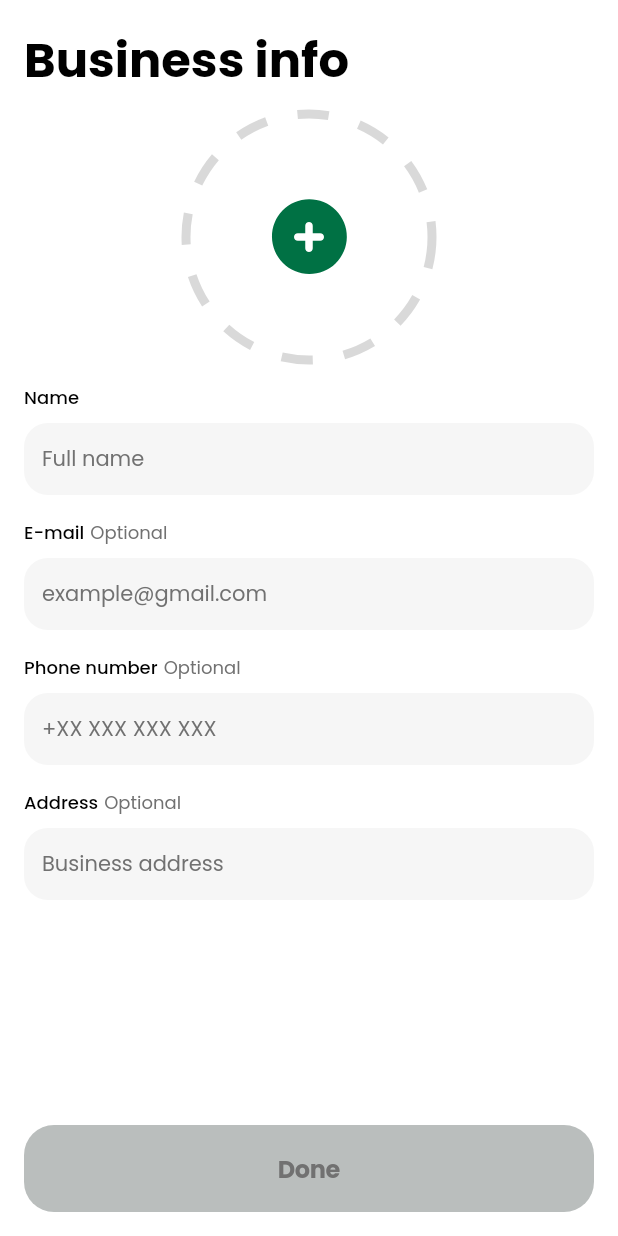
After one commit to kent0505/invoice-x-main, a Flutter app: the BusinessInfoScreen screen opened by its route, on a phone screen of 412 x 824 dp. The commit adds this screen. Run offline on Flutter 3.47's test engine with Material 3 defaults, Android fonts, the phone set to English and light mode, and no system bars; drawn by our look-alikes of dotted_border; our stand-ins replace connectivity_plus, flutter_bloc, flutter_contacts, flutter_svg, go_router, image_picker and 8 more; missing offline and left inert: purchases_flutter, purchases_ui_flutter; accounts and stored records are empty; project files that could hold a hidden picture were left out.

Commit message:
first business

```diff
--- a/lib/src/core/widgets/image_widget.dart
+++ b/lib/src/core/widgets/image_widget.dart
@@ -28,7 +28,7 @@ class ImageWidget extends StatelessWidget {
   final int? cacheWidth;
   final int? cacheHeight;
 
-  Widget errorBuilder(
+  static Widget errorBuilder(
     BuildContext context,
     Object error,
     StackTrace? stackTrace,
@@ -38,7 +38,7 @@ class ImageWidget extends StatelessWidget {
     return const SizedBox();
   }
 
-  Widget frameBuilder(
+  static Widget frameBuilder(
     BuildContext context,
     Widget child,
     int? frame,
--- a/lib/src/features/business/bloc/business_bloc.dart
+++ b/lib/src/features/business/bloc/business_bloc.dart
@@ -5,15 +5,17 @@ import '../data/business_repository.dart';
 import '../models/business.dart';
 
 part 'business_event.dart';
+part 'business_state.dart';
 
-class BusinessBloc extends Bloc<BusinessEvent, List<Business>> {
+class BusinessBloc extends Bloc<BusinessEvent, BusinessState> {
   final BusinessRepository _repository;
 
   BusinessBloc({required BusinessRepository repository})
       : _repository = repository,
-        super([]) {
+        super(BusinessState()) {
     on<BusinessEvent>(
       (event, emit) => switch (event) {
+        SetDefaultBusiness() => _setDefaultBusiness(event, emit),
         GetBusiness() => _getBusiness(event, emit),
         AddBusiness() => _addBusiness(event, emit),
         EditBusiness() => _editBusiness(event, emit),
@@ -22,35 +24,65 @@ class BusinessBloc extends Bloc<BusinessEvent, List<Business>> {
     );
   }
 
+  void _setDefaultBusiness(
+    SetDefaultBusiness event,
+    Emitter<BusinessState> emit,
+  ) async {
+    emit(state.copyWith(defaultBusiness: event.business));
+  }
+
   void _getBusiness(
     GetBusiness event,
-    Emitter<List<Business>> emit,
+    Emitter<BusinessState> emit,
   ) async {
+    if (!state.loading) {
+      emit(state.copyWith(loading: true));
+    }
+
     final businesses = await _repository.getBusiness();
-    emit(businesses);
+
+    emit(state.copyWith(
+      businesses: businesses,
+      loading: false,
+    ));
   }
 
   void _addBusiness(
     AddBusiness event,
-    Emitter<List<Business>> emit,
+    Emitter<BusinessState> emit,
   ) async {
-    await _repository.addBusiness(event.business);
+    emit(state.copyWith(loading: true));
+
+    final business = event.business;
+
+    await _repository.addBusiness(business);
+
+    if (state.businesses.isEmpty) {
+      add(SetDefaultBusiness(business: business));
+    }
+
     add(GetBusiness());
   }
 
   void _editBusiness(
     EditBusiness event,
-    Emitter<List<Business>> emit,
+    Emitter<BusinessState> emit,
   ) async {
+    emit(state.copyWith(loading: true));
+
     await _repository.editBusiness(event.business);
+
     add(GetBusiness());
   }
 
   void _deleteBusiness(
     DeleteBusiness event,
-    Emitter<List<Business>> emit,
+    Emitter<BusinessState> emit,
   ) async {
+    emit(state.copyWith(loading: true));
+
     await _repository.deleteBusiness(event.business);
+
     add(GetBusiness());
   }
 }
--- a/lib/src/features/business/bloc/business_event.dart
+++ b/lib/src/features/business/bloc/business_event.dart
@@ -2,6 +2,12 @@ part of 'business_bloc.dart';
 
 @immutable
 sealed class BusinessEvent {}
+
+final class SetDefaultBusiness extends BusinessEvent {
+  SetDefaultBusiness({required this.business});
+
+  final Business business;
+}
 
 final class GetBusiness extends BusinessEvent {}
 
--- /dev/null
+++ b/lib/src/features/business/bloc/business_state.dart
@@ -0,0 +1,25 @@
+part of 'business_bloc.dart';
+
+final class BusinessState {
+  BusinessState({
+    this.businesses = const[ ],
+    this.defaultBusiness,
+    this.loading = false,
+  });
+
+  final List<Business> businesses;
+  final Business? defaultBusiness;
+  final bool loading;
+
+  BusinessState copyWith({
+    List<Business>? businesses,
+    Business? defaultBusiness,
+    bool? loading,
+  }) {
+    return BusinessState(
+      businesses: businesses ?? this.businesses,
+      defaultBusiness: defaultBusiness ?? this.defaultBusiness,
+      loading: loading ?? this.loading,
+    );
+  }
+}
--- a/lib/src/features/business/models/business.dart
+++ b/lib/src/features/business/models/business.dart
@@ -2,25 +2,23 @@ class Business {
   Business({
     this.id = 0,
     required this.name,
-    required this.businessName,
+    required this.email,
+    required this.phone,
     required this.address,
-    required this.phone,
-    required this.email,
-    required this.bank,
-    required this.swift,
-    required this.iban,
-    required this.accountNo,
-    required this.vat,
-    required this.imageLogo,
-    required this.imageSignature,
+    this.bank = '',
+    this.swift = '',
+    this.iban = '',
+    this.accountNo = '',
+    this.vat = '',
+    this.imageLogo = '',
+    this.imageSignature = '',
   });
 
   int id;
   String name;
-  String businessName;
+  String email;
+  String phone;
   String address;
-  String phone;
-  String email;
   String bank;
   String swift;
   String iban;
@@ -32,10 +30,9 @@ class Business {
   Map<String, dynamic> toMap() {
     return {
       'name': name,
-      'businessName': businessName,
+      'email': email,
+      'phone': phone,
       'address': address,
-      'phone': phone,
-      'email': email,
       'bank': bank,
       'swift': swift,
       'iban': iban,
@@ -50,10 +47,9 @@ class Business {
     return Business(
       id: map['id'],
       name: map['name'],
-      businessName: map['businessName'],
+      email: map['email'],
+      phone: map['phone'],
       address: map['address'],
-      phone: map['phone'],
-      email: map['email'],
       bank: map['bank'],
       swift: map['swift'],
       iban: map['iban'],
@@ -69,10 +65,9 @@ class Business {
     CREATE TABLE IF NOT EXISTS $table (
       id INTEGER PRIMARY KEY AUTOINCREMENT,
       name TEXT,
-      businessName TEXT,
+      email TEXT,
+      phone TEXT,
       address TEXT,
-      phone TEXT,
-      email TEXT,
       bank TEXT,
       swift TEXT,
       iban TEXT,
--- a/lib/src/features/business/screens/create_business_screen.dart
+++ b/lib/src/features/business/screens/create_business_screen.dart
@@ -21,7 +21,6 @@ class CreateBusinessScreen extends StatefulWidget {
 
 class _CreateBusinessScreenState extends State<CreateBusinessScreen> {
   final nameController = TextEditingController();
-  final businessNameController = TextEditingController();
   final phoneController = TextEditingController();
   final emailController = TextEditingController();
   final addressController = TextEditingController();
@@ -63,7 +62,6 @@ class _CreateBusinessScreenState extends State<CreateBusinessScreen> {
   void onSave() {
     final business = Business(
       name: nameController.text,
-      businessName: businessNameController.text,
       phone: phoneController.text,
       email: emailController.text,
       address: addressController.text,
@@ -82,7 +80,6 @@ class _CreateBusinessScreenState extends State<CreateBusinessScreen> {
   @override
   void dispose() {
     nameController.dispose();
-    businessNameController.dispose();
     phoneController.dispose();
     emailController.dispose();
     addressController.dispose();
@@ -103,7 +100,6 @@ class _CreateBusinessScreenState extends State<CreateBusinessScreen> {
         file: file,
         signature: signature,
         nameController: nameController,
-        businessNameController: businessNameController,
         phoneController: phoneController,
         emailController: emailController,
         addressController: addressController,
--- a/lib/src/features/business/screens/edit_business_screen.dart
+++ b/lib/src/features/business/screens/edit_business_screen.dart
@@ -23,7 +23,6 @@ class EditBusinessScreen extends StatefulWidget {
 
 class _EditBusinessScreenState extends State<EditBusinessScreen> {
   final nameController = TextEditingController();
-  final businessNameController = TextEditingController();
   final phoneController = TextEditingController();
   final emailController = TextEditingController();
   final addressController = TextEditingController();
@@ -65,7 +64,6 @@ class _EditBusinessScreenState extends State<EditBusinessScreen> {
   void onEdit() {
     final business = widget.business;
     business.name = nameController.text;
-    business.businessName = businessNameController.text;
     business.phone = phoneController.text;
     business.email = emailController.text;
     business.address = addressController.text;
@@ -86,7 +84,6 @@ class _EditBusinessScreenState extends State<EditBusinessScreen> {
     file = XFile(widget.business.imageLogo);
     signature = widget.business.imageSignature;
     nameController.text = widget.business.name;
-    businessNameController.text = widget.business.businessName;
     phoneController.text = widget.business.phone;
     emailController.text = widget.business.email;
     addressController.text = widget.business.address;
@@ -100,7 +97,6 @@ class _EditBusinessScreenState extends State<EditBusinessScreen> {
   @override
   void dispose() {
     nameController.dispose();
-    businessNameController.dispose();
     phoneController.dispose();
     emailController.dispose();
     addressController.dispose();
@@ -121,7 +117,6 @@ class _EditBusinessScreenState extends State<EditBusinessScreen> {
         file: file,
         signature: signature,
         nameController: nameController,
-        businessNameController: businessNameController,
         phoneController: phoneController,
         emailController: emailController,
         addressController: addressController,
--- a/lib/src/features/business/widgets/business_body.dart
+++ b/lib/src/features/business/widgets/business_body.dart
@@ -14,7 +14,6 @@ class BusinessBody extends StatelessWidget {
     required this.file,
     required this.signature,
     required this.nameController,
-    required this.businessNameController,
     required this.phoneController,
     required this.emailController,
     required this.addressController,
@@ -33,7 +32,6 @@ class BusinessBody extends StatelessWidget {
   final XFile file;
   final String signature;
   final TextEditingController nameController;
-  final TextEditingController businessNameController;
   final TextEditingController phoneController;
   final TextEditingController emailController;
   final TextEditingController addressController;
--- a/lib/src/features/client/bloc/client_bloc.dart
+++ b/lib/src/features/client/bloc/client_bloc.dart
@@ -32,7 +32,11 @@ class ClientBloc extends Bloc<ClientEvent, ClientState> {
     }
 
     final clients = await _repository.getClients();
-    emit(state.copyWith(clients: clients.reversed.toList()));
+
+    emit(state.copyWith(
+      clients: clients.reversed.toList(),
+      loading: false,
+    ));
   }
 
   void _addClient(
--- a/lib/src/features/item/bloc/item_bloc.dart
+++ b/lib/src/features/item/bloc/item_bloc.dart
@@ -33,7 +33,11 @@ class ItemBloc extends Bloc<ItemEvent, ItemState> {
     }
 
     final items = await _repository.getItems();
-    emit(state.copyWith(items: items));
+
+    emit(state.copyWith(
+      items: items,
+      loading: false,
+    ));
   }
 
   void _addItem(
--- /dev/null
+++ b/lib/src/features/onboard/screens/business_info_screen.dart
@@ -0,0 +1,190 @@
+import 'dart:io';
+
+import 'package:flutter/material.dart';
+import 'package:flutter_bloc/flutter_bloc.dart';
+import 'package:go_router/go_router.dart';
+import 'package:dotted_border/dotted_border.dart';
+
+import '../../../core/constants.dart';
+import '../../../core/utils.dart';
+import '../../../core/widgets/button.dart';
+import '../../../core/widgets/field.dart';
+import '../../../core/widgets/image_widget.dart';
+import '../../../core/widgets/main_button.dart';
+import '../../../core/widgets/svg_widget.dart';
+import '../../../core/widgets/title_text.dart';
+import '../../business/bloc/business_bloc.dart';
+import '../../business/models/business.dart';
+import '../../home/screens/home_screen.dart';
+import '../data/onboard_repository.dart';
+
+class BusinessInfoScreen extends StatefulWidget {
+  const BusinessInfoScreen({super.key});
+
+  static const routePath = '/BusinessInfoScreen';
+
+  @override
+  State<BusinessInfoScreen> createState() => _BusinessInfoScreenState();
+}
+
+class _BusinessInfoScreenState extends State<BusinessInfoScreen> {
+  String imageLogo = '';
+
+  final nameController = TextEditingController();
+  final emailController = TextEditingController();
+  final phoneController = TextEditingController();
+  final addressController = TextEditingController();
+
+  bool active = false;
+
+  void onPickImage() async {
+    final file = await pickImage();
+    setState(() {
+      imageLogo = file.path;
+    });
+  }
+
+  void onSave() async {
+    final business = Business(
+      imageLogo: imageLogo,
+      name: nameController.text,
+      email: emailController.text,
+      phone: phoneController.text,
+      address: addressController.text,
+    );
+
+    context.read<BusinessBloc>().add(AddBusiness(business: business));
+
+    context.read<OnboardRepository>().removeOnboard();
+
+    context.replace(
+      HomeScreen.routePath,
+      extra: false,
+    );
+  }
+
+  void onChanged(String _) {
+    setState(() {
+      active = nameController.text.isNotEmpty;
+    });
+  }
+
+  @override
+  void dispose() {
+    nameController.dispose();
+    emailController.dispose();
+    phoneController.dispose();
+    addressController.dispose();
+    super.dispose();
+  }
+
+  @override
+  Widget build(BuildContext context) {
+    final colors = Theme.of(context).extension<MyColors>()!;
+
+    return Scaffold(
+      body: SafeArea(
+        child: Column(
+          children: [
+            Expanded(
+              child: ListView(
+                padding: const EdgeInsets.all(16),
+                children: [
+                  SizedBox(
+                    height: 44,
+                    child: Text(
+                      'Business info',
+                      style: TextStyle(
+                        color: colors.text,
+                        fontSize: 32,
+                        fontFamily: AppFonts.w700,
+                      ),
+                    ),
+                  ),
+                  const SizedBox(height: 16),
+                  Center(
+                    child: Button(
+                      onPressed: onPickImage,
+                      child: SizedBox(
+                        width: 164,
+                        height: 164,
+                        child: imageLogo.isNotEmpty
+                            ? ClipRRect(
+                                borderRadius: BorderRadius.circular(164),
+                                child: Image.file(
+                                  File(imageLogo),
+                                  errorBuilder: ImageWidget.errorBuilder,
+                                  frameBuilder: ImageWidget.frameBuilder,
+                                  height: 164,
+                                  width: 164,
+                                  fit: BoxFit.cover,
+                                ),
+                              )
+                            : DottedBorder(
+                                options: CircularDottedBorderOptions(
+                                  strokeWidth: 6,
+                                  dashPattern: [21, 21],
+                                  color: colors.tertiary3,
+                                ),
+                                child: const Center(
+                                  child: SvgWidget(
+                                    Assets.add,
+                                    height: 60,
+                                  ),
+                                ),
+                              ),
+                      ),
+                    ),
+                  ),
+                  const SizedBox(height: 16),
+                  const TitleText(title: 'Name'),
+                  Field(
+                    controller: nameController,
+                    hintText: 'Full name',
+                    onChanged: onChanged,
+                  ),
+                  const SizedBox(height: 16),
+                  const TitleText(
+                    title: 'E-mail',
+                    additional: 'Optional',
+                  ),
+                  Field(
+                    controller: emailController,
+                    hintText: 'example@gmail.com',
+                  ),
+                  const SizedBox(height: 16),
+                  const TitleText(
+                    title: 'Phone number',
+                    additional: 'Optional',
+                  ),
+                  Field(
+                    controller: phoneController,
+                    hintText: '+XX XXX XXX XXX',
+                  ),
+                  const SizedBox(height: 16),
+                  const TitleText(
+                    title: 'Address',
+                    additional: 'Optional',
+                  ),
+                  Field(
+                    controller: addressController,
+                    hintText: 'Business address',
+                  ),
+                ],
+              ),
+            ),
+            MainButtonWrapper(
+              children: [
+                MainButton(
+                  title: 'Done',
+                  active: active,
+                  onPressed: onSave,
+                ),
+              ],
+            ),
+          ],
+        ),
+      ),
+    );
+  }
+}
```
Also changed, not shown: lib/src/core/router.dart (+11 -4 lines), lib/src/features/business/screens/business_screen.dart (+4 -3 lines), lib/src/features/invoice/screens/edit_invoice_screen.dart (+4 -5 lines), lib/src/features/invoice/screens/invoice_details_screen.dart (+4 -5 lines), lib/src/features/onboard/screens/onboard_screen.dart (+2 -10 lines), lib/src/features/profile/screens/profile_tab.dart (+29 -2 lines).
